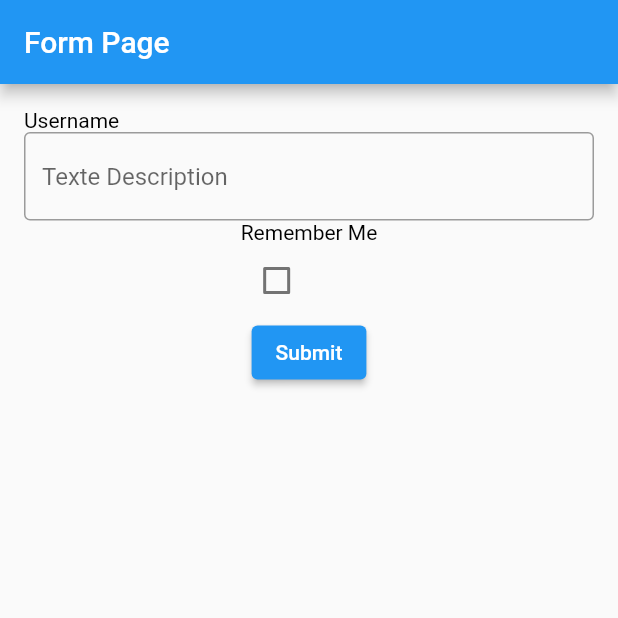
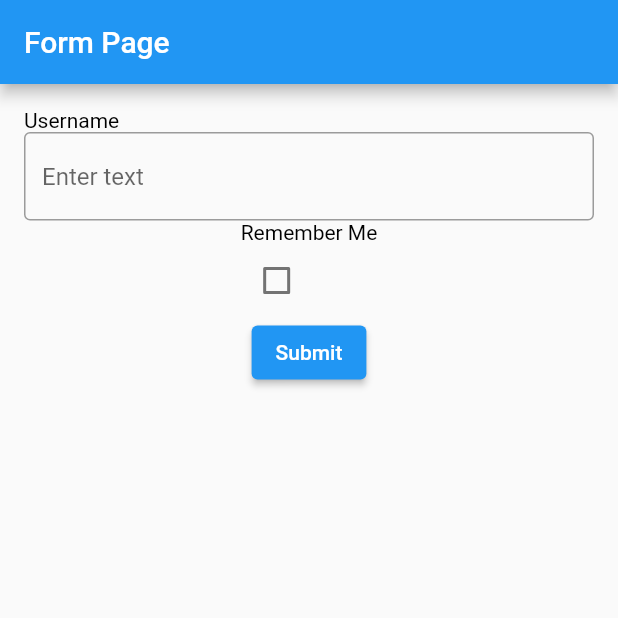
Before and after one commit to rayandu924/SimpLife, a Flutter app: the screen it shows after launch, after a tap on "Submit", on a phone screen of 412 x 824 dp, the top half of it. Run offline on Flutter 3.47's test engine with Material 2 defaults, Android fonts, the phone set to English and light mode, and no system bars; our stand-ins replace flutter_form_builder; network calls fail.

Commit message:
Improved all the code

```diff
--- a/lib/data/dataSources/UserDataSource.dart
+++ b/lib/data/dataSources/UserDataSource.dart
@@ -1,29 +1,50 @@
 import 'package:simplife/libraries.dart';
 
+/// A data source class for interacting with the server for user data.
 class UserDataSource {
-  final String baseUrl;
+  final Client _httpClient;
+  final String _baseUrl;
 
-  UserDataSource(this.baseUrl);
+  /// Constructor for [UserDataSource].
+  ///
+  /// [_httpClient]: The HTTP client for server communication.
+  UserDataSource(this._httpClient, this._baseUrl);
 
-  Future<void> register(UserModel user) async {
-    final response = await post(
-      Uri.parse('$baseUrl/register'),
+  /// Sends user registration data to the server.
+  ///
+  /// [user]: The user data to be registered.
+  /// Returns a [Future] that completes when the operation is done.
+  Future<void> registerUser(UserModel user) async {
+    final response = await _httpClient.post(
+      Uri.parse('$_baseUrl/register'),
       headers: {'Content-Type': 'application/json'},
-      body: json.encode(user.toMap()),  // <-- Utilisez directement la méthode toMap() de UserModel
+      body: json.encode(user.toMap()),
     );
-    if (response.statusCode != 200) {
-      throw Exception('Failed to register');
+
+    if (response.statusCode == 201) {
+      // Registration successful
+    } else {
+      // Registration failed, handle different status codes as needed
+      throw Exception('Failed to register user');
     }
   }
 
-  Future<void> login(UserModel user) async {
-    final response = await post(
-      Uri.parse('$baseUrl/login'),
+  /// Sends user login data to the server.
+  ///
+  /// [user]: The user credentials for login.
+  /// Returns a [Future] that completes when the operation is done.
+  Future<void> loginUser(UserModel user) async {
+    final response = await _httpClient.post(
+      Uri.parse('$_baseUrl/login'),
       headers: {'Content-Type': 'application/json'},
-      body: json.encode(user.toMap()),  // <-- Utilisez directement la méthode toMap() de UserModel
+      body: json.encode(user.toMap()),
     );
-    if (response.statusCode != 200) {
-      throw Exception('Failed to login');
+
+    if (response.statusCode == 200) {
+      // Login successful
+    } else {
+      // Login failed, handle different status codes as needed
+      throw Exception('Failed to login user');
     }
   }
 }
--- a/lib/data/repositories/UserRepository.dart
+++ b/lib/data/repositories/UserRepository.dart
@@ -1,14 +1,42 @@
+
 import 'package:simplife/libraries.dart';
 
+/// A repository class for handling user registration and login operations.
 class UserRepository {
-  final UserDataSource dataSource;
-  UserRepository(this.dataSource);
+  final UserDataSource _userDataSource;
 
-  Future<void> register(UserModel user) async {
-    await dataSource.register(user);
+  /// Constructor for [UserRepository].
+  ///
+  /// [_userDataSource]: The data source for interacting with user data.
+  UserRepository(this._userDataSource);
+
+  /// Registers a user with the provided [user] details.
+  ///
+  /// Returns a [Future] that completes with `true` if registration is successful,
+  /// and `false` otherwise.
+  Future<bool> register(UserModel user) async {
+    try {
+      await _userDataSource.registerUser(user);
+      return true;
+    } catch (error, stackTrace) {
+      print('Login failed: $error');
+      print('Stack trace: $stackTrace');
+      return false;
+    }
   }
 
-  Future<void> login(UserModel user) async {
-    await dataSource.login(user);
+  /// Logs in a user with the provided [user] credentials.
+  ///
+  /// Returns a [Future] that completes with `true` if login is successful,
+  /// and `false` otherwise.
+  Future<bool> login(UserModel user) async {
+    try {
+      await _userDataSource.loginUser(user);
+      return true;
+    } catch (error, stackTrace) {
+      print('Login failed: $error');
+      print('Stack trace: $stackTrace');
+      return false;
+    }
   }
 }
--- a/lib/libraries.dart
+++ b/lib/libraries.dart
@@ -2,6 +2,7 @@ library librairies;
 
 //flutter
 export 'package:flutter/material.dart';
+export 'package:http/http.dart';
 export 'dart:convert';
 
 export 'package:flutter_form_builder/flutter_form_builder.dart';
--- a/lib/main.dart
+++ b/lib/main.dart
@@ -5,7 +5,7 @@ void main() {
 }
 
 class MyApp extends StatelessWidget {
-  final UserDataSource userDataSource = UserDataSource('http://127.0.0.1:5000');
+  final UserDataSource userDataSource = UserDataSource(Client(), 'http://localhost:3000');
   late UserRepository userRepository = UserRepository(userDataSource);
 
   @override
--- a/lib/presentation/pages/FormPage.dart
+++ b/lib/presentation/pages/FormPage.dart
@@ -1,8 +1,16 @@
+
 import 'package:simplife/libraries.dart';
+
 class FormPage extends StatefulWidget {
   final UserRepository userRepository;
+  final String title;
+  final String submitButtonText;
 
-  FormPage({required this.userRepository});
+  FormPage({
+    required this.userRepository,
+    this.title = 'Form Page',
+    this.submitButtonText = 'Submit',
+  });
 
   @override
   _FormPageState createState() => _FormPageState();
@@ -15,14 +23,19 @@ class _FormPageState extends State<FormPage> {
 
   void _submitLoginForm(Map<String, dynamic> attributes) {
     final UserModel user = UserModel(attributes: attributes);
-    widget.userRepository.login(user);
+    try {
+      widget.userRepository.login(user);
+      // Provide feedback to the user about successful login
+    } catch (error) {
+      // Handle error and provide feedback to the user
+      print('Login failed: \$error');
+    }
   }
-
 
   @override
   Widget build(BuildContext context) {
     return Scaffold(
-      appBar: AppBar(title: const Text('Form Page')),
+      appBar: AppBar(title: Text(widget.title)),
       body: Padding(
         padding: const EdgeInsets.all(16.0),
         child: Form(
@@ -52,16 +65,14 @@ class _FormPageState extends State<FormPage> {
               ElevatedButton(
                 onPressed: () {
                   if (_formKey.currentState?.validate() ?? false) {
-                    // Logic to get the form data
-                    Map<String, dynamic> formData = {};  // Placeholder for form data
-                    _formKey.currentState?.save();
-                    formData['username'] = _usernameKey.currentState?.currentValue;
-                    formData['rememberMe'] = _rememberMeKey.currentState?.currentValue;
-                    print(formData);
+                    Map<String, dynamic> formData = {
+                      'username': _usernameKey.currentState?.currentValue,
+                      'rememberMe': _rememberMeKey.currentState?.currentValue,
+                    };
                     _submitLoginForm(formData);
                   }
                 },
-                child: const Text('Submit'),
+                child: Text(widget.submitButtonText),
               )
             ],
           ),
--- a/lib/presentation/widgets/forms/MyCheckbox.dart
+++ b/lib/presentation/widgets/forms/MyCheckbox.dart
@@ -1,30 +1,27 @@
+
 import 'package:simplife/libraries.dart';
 
 class MyCheckbox extends StatefulWidget {
   final FormFieldModel fieldModel;
-  final Key? key;
 
-  MyCheckbox({this.key, required this.fieldModel}) : super(key: key);
+  MyCheckbox({required this.fieldModel, Key? key}) : super(key: key);
 
   @override
   MyCheckboxState createState() => MyCheckboxState();
 }
 
 class MyCheckboxState extends State<MyCheckbox> {
-  bool? _value;
+  bool _value = false;
 
-  bool? get currentValue => _value;
+  bool get currentValue => _value;
 
-
-  Color? colorTitle;
-  Color? colorBorder;
+  Color get colorTitle => widget.fieldModel.additionalAttributes['colorTitle'] ?? Colors.black;
+  Color get colorBorder => widget.fieldModel.additionalAttributes['colorBorder'] ?? Colors.grey;
 
   @override
   void initState() {
     super.initState();
     _value = widget.fieldModel.initialValue ?? false;
-    colorTitle = widget.fieldModel.additionalAttributes['colorTitle'] ?? Colors.black;
-    colorBorder = widget.fieldModel.additionalAttributes['colorBorder'] ?? Colors.grey;
   }
 
   @override
@@ -40,11 +37,10 @@ class MyCheckboxState extends State<MyCheckbox> {
           value: _value,
           onChanged: (value) {
             setState(() {
-              _value = value;
-              print(_value);
+              _value = value ?? false;
             });
           },
-          // Vous pouvez ajouter d'autres attributs ici si nécessaire
+          // You can add other attributes here if necessary
         ),
       ],
     );
--- a/lib/presentation/widgets/forms/MyTextField.dart
+++ b/lib/presentation/widgets/forms/MyTextField.dart
@@ -1,25 +1,32 @@
+
 import 'package:simplife/libraries.dart';
 
 class MyTextField extends StatefulWidget {
   final FormFieldModel fieldModel;
-  final Key? key;
 
-  MyTextField({this.key, required this.fieldModel}) : super(key: key);
+  MyTextField({required this.fieldModel, Key? key}) : super(key: key);
 
   @override
   MyTextFieldState createState() => MyTextFieldState();
 }
 
 class MyTextFieldState extends State<MyTextField> {
-  String? _value;
+  late String _value;
 
-  String get currentValue => _value ?? '';
+  String get currentValue => _value;
+
+  Color get colorTitle => widget.fieldModel.additionalAttributes['colorTitle'] ?? Colors.black;
+  Color get colorBorder => widget.fieldModel.additionalAttributes['colorBorder'] ?? Colors.grey;
+  String get hintText => widget.fieldModel.additionalAttributes['hintText'] ?? 'Enter text';
+
+  @override
+  void initState() {
+    super.initState();
+    _value = widget.fieldModel.initialValue ?? '';
+  }
 
   @override
   Widget build(BuildContext context) {
-    Color colorTitle = widget.fieldModel.additionalAttributes['colorTitle'] ?? Colors.black;
-    Color colorBorder = widget.fieldModel.additionalAttributes['colorBorder'] ?? Colors.grey;
-
     return Column(
       crossAxisAlignment: CrossAxisAlignment.start,
       children: [
@@ -29,7 +36,7 @@ class MyTextFieldState extends State<MyTextField> {
         ),
         TextField(
           decoration: InputDecoration(
-            hintText: 'Texte Description',
+            hintText: hintText,
             border: OutlineInputBorder(
               borderSide: BorderSide(color: colorBorder),
             ),
@@ -39,7 +46,7 @@ class MyTextFieldState extends State<MyTextField> {
               _value = value;
             });
           },
-          // Vous pouvez ajouter d'autres attributs ici si nécessaire
+          // You can add other attributes here if necessary
         ),
       ],
     );
```
Also changed, not shown: lib/presentation/widgets/forms/FormFieldModel.dart (+49 -7 lines).
